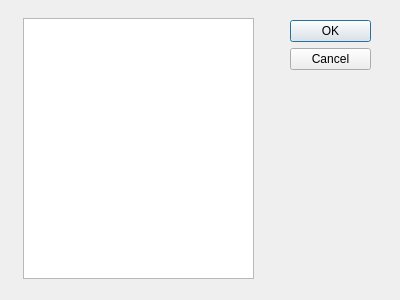
First picture: the form in cliente_2/widgetprofundidad.ui, repository danialvaradob/Datos_Sockets_3, before the edit.
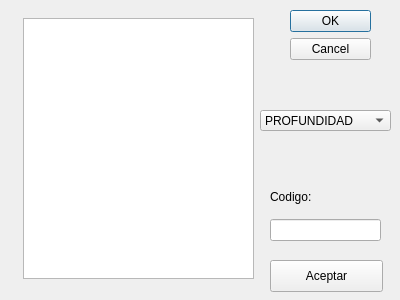
Second picture: the form after the edit.

```diff
--- a/cliente_2/widgetprofundidad.ui
+++ b/cliente_2/widgetprofundidad.ui
@@ -17,7 +17,7 @@
    <property name="geometry">
     <rect>
      <x>290</x>
-     <y>20</y>
+     <y>10</y>
      <width>81</width>
      <height>241</height>
     </rect>
@@ -39,6 +39,65 @@
     </rect>
    </property>
   </widget>
+  <widget class="QWidget" name="verticalLayoutWidget">
+   <property name="geometry">
+    <rect>
+     <x>270</x>
+     <y>180</y>
+     <width>111</width>
+     <height>61</height>
+    </rect>
+   </property>
+   <layout class="QVBoxLayout" name="verticalLayout">
+    <item>
+     <widget class="QLabel" name="label">
+      <property name="text">
+       <string>Codigo:</string>
+      </property>
+     </widget>
+    </item>
+    <item>
+     <widget class="QLineEdit" name="lineEdit">
+      <property name="text">
+       <string/>
+      </property>
+     </widget>
+    </item>
+   </layout>
+  </widget>
+  <widget class="QComboBox" name="comboBox">
+   <property name="geometry">
+    <rect>
+     <x>260</x>
+     <y>110</y>
+     <width>131</width>
+     <height>21</height>
+    </rect>
+   </property>
+   <item>
+    <property name="text">
+     <string>PROFUNDIDAD</string>
+    </property>
+   </item>
+   <item>
+    <property name="text">
+     <string>ANCHURA</string>
+    </property>
+   </item>
+  </widget>
+  <widget class="QPushButton" name="pushButton">
+   <property name="geometry">
+    <rect>
+     <x>270</x>
+     <y>260</y>
+     <width>113</width>
+     <height>32</height>
+    </rect>
+   </property>
+   <property name="text">
+    <string>Aceptar</string>
+   </property>
+  </widget>
  </widget>
  <resources/>
  <connections>
```
